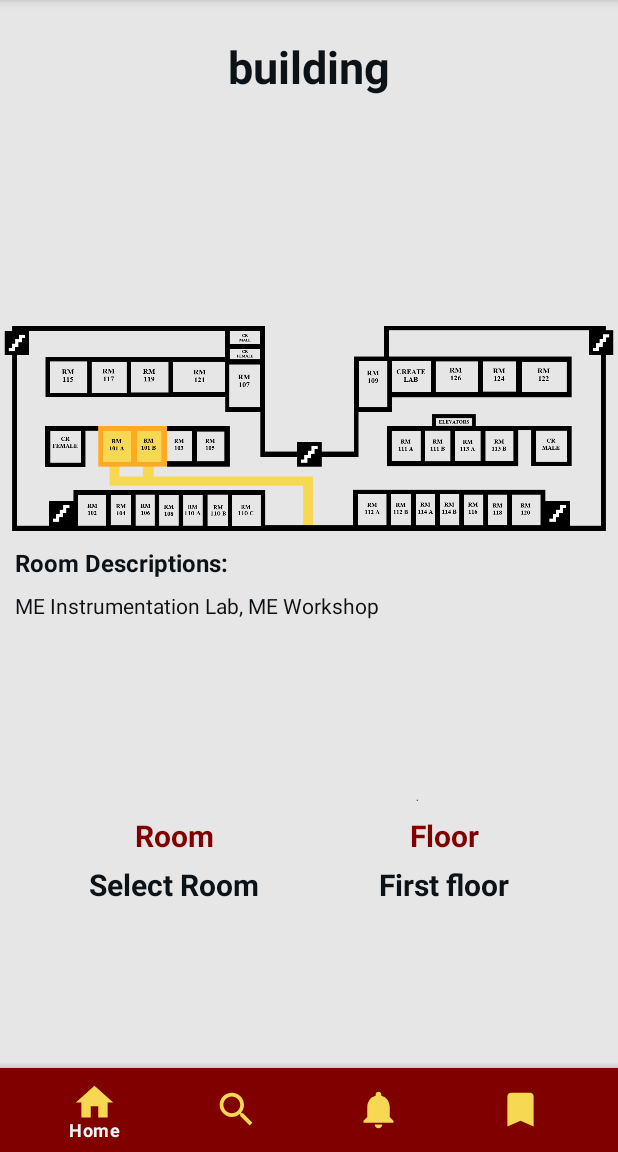
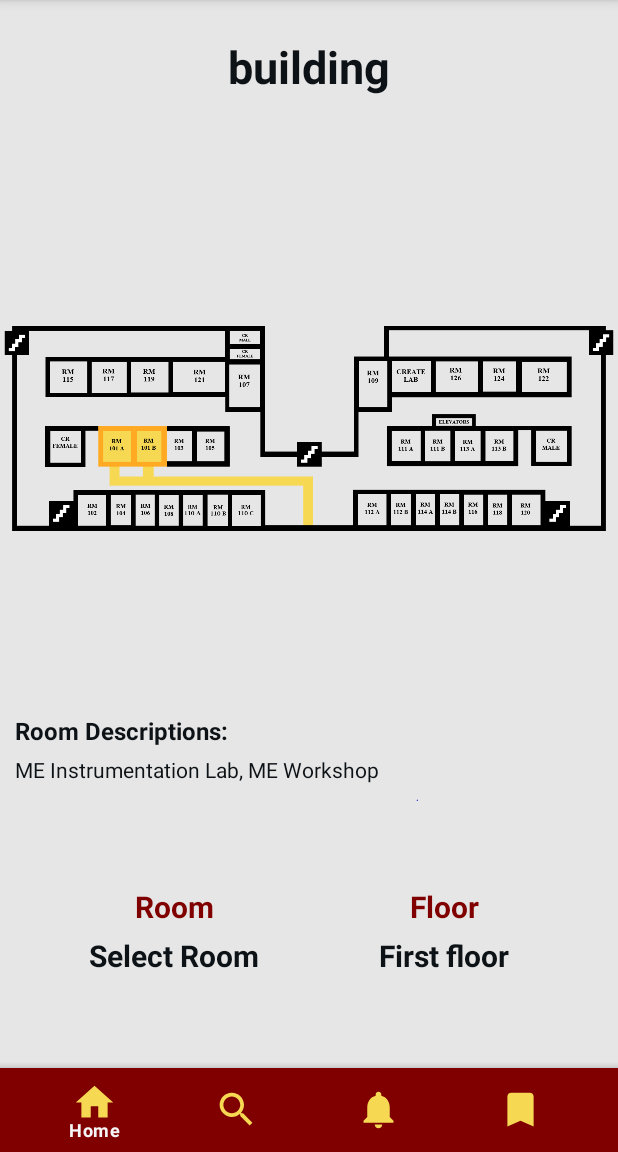
Before and after one commit to roman-batausa/NavigaIIT, an Android app: the fragment SearchedFragment placed in its activity, on a phone screen of 412 x 824 dp, the part 84-1236 px from its top. Run offline under Robolectric (Android 15) with nearby library versions, the phone set to English and light mode, and no system bars; plain views replace TouchImageView; 6 statements that could not run were skipped.

Commit message:
Init commit

```diff
--- a/app/src/main/res/layout/fragment_home.xml
+++ b/app/src/main/res/layout/fragment_home.xml
@@ -51,7 +51,7 @@
         app:boxBackgroundMode="outline"
         app:layout_constraintBottom_toBottomOf="parent"
         app:layout_constraintStart_toStartOf="parent"
-        app:layout_constraintTop_toTopOf="parent">
+        android:layout_marginBottom="125dp">
 
         <AutoCompleteTextView
             android:id="@+id/buildings_autoCompleteTextView"
--- a/app/src/main/res/layout/fragment_searched.xml
+++ b/app/src/main/res/layout/fragment_searched.xml
@@ -46,7 +46,7 @@
         android:backgroundTint="@color/off_white"
         android:layout_weight="1"
         android:inputType="none"
-        android:layout_marginBottom="5dp"
+        android:layout_marginBottom="150dp"
         android:text="Room"
         android:textAlignment="center"
         android:textStyle="bold"
@@ -54,12 +54,10 @@
         android:layout_marginStart="10dp"
         android:textColor="@color/maroon"
         android:paddingTop="5dp"
-        android:layout_marginTop="401dp"
         android:layout_marginEnd="190dp"
         app:layout_constraintBottom_toBottomOf="parent"
         app:layout_constraintEnd_toEndOf="parent"
-        app:layout_constraintStart_toStartOf="parent"
-        app:layout_constraintTop_toTopOf="parent" />
+        app:layout_constraintStart_toStartOf="parent" />
 
     <TextView
         android:id="@+id/searched_textView_room"
@@ -88,7 +86,7 @@
         android:layout_width="match_parent"
         android:layout_height="wrap_content"
         android:layout_marginTop="401dp"
-        android:layout_marginBottom="5dp"
+        android:layout_marginBottom="150dp"
         android:layout_weight="1"
         android:backgroundTint="@color/off_white"
         android:inputType="none"
@@ -104,8 +102,7 @@
         android:layout_marginEnd="10sp"
         app:layout_constraintBottom_toBottomOf="parent"
         app:layout_constraintEnd_toEndOf="parent"
-        app:layout_constraintStart_toStartOf="parent"
-        app:layout_constraintTop_toTopOf="parent" />
+        app:layout_constraintStart_toStartOf="parent" />
 
     <TextView
         android:id="@+id/searched_textView_floor"
@@ -135,15 +132,16 @@
         android:text="Room descriptions: "
         android:layout_marginTop="410dp"
         android:padding="10dp"
+        android:layout_marginBottom="260dp"
         android:textSize="16sp"
         android:lineSpacingExtra="5dp"
         android:textColor="@color/black"
         android:textStyle="bold"
         android:shadowColor="@color/white_na_grey_gamay"
         android:shadowRadius="5"
-        app:layout_constraintTop_toTopOf="parent"
         app:layout_constraintStart_toStartOf="parent"
-        app:layout_constraintEnd_toEndOf="parent"/>
+        app:layout_constraintEnd_toEndOf="parent"
+        app:layout_constraintBottom_toBottomOf="parent"/>
     <TextView
         android:id="@+id/room_descriptions2_textView"
         android:layout_width="match_parent"
@@ -156,9 +154,10 @@
         android:textColor="@color/black"
         android:shadowColor="@color/white_na_grey_gamay"
         android:shadowRadius="5"
-        app:layout_constraintTop_toTopOf="parent"
+        android:layout_marginBottom="235dp"
         app:layout_constraintStart_toStartOf="parent"
-        app:layout_constraintEnd_toEndOf="parent"/>
+        app:layout_constraintEnd_toEndOf="parent"
+        app:layout_constraintBottom_toBottomOf="parent"/>
 
     <TextView
         android:id="@+id/note_top2"
```
Also changed, not shown: app/src/main/res/layout/fragment_buildings.xml (+12 -10 lines).
